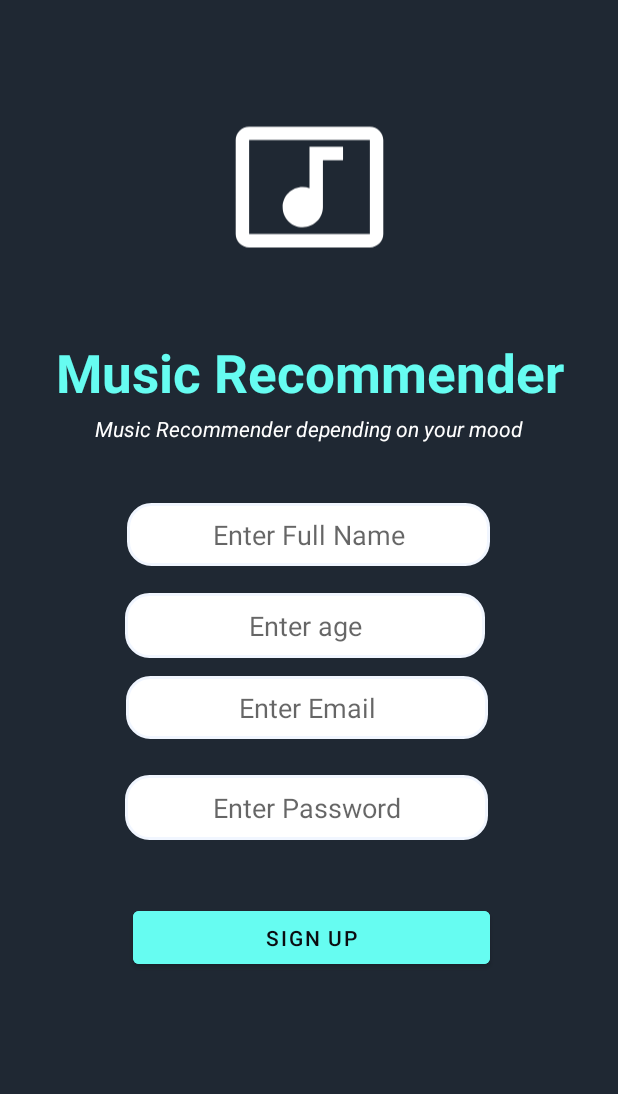
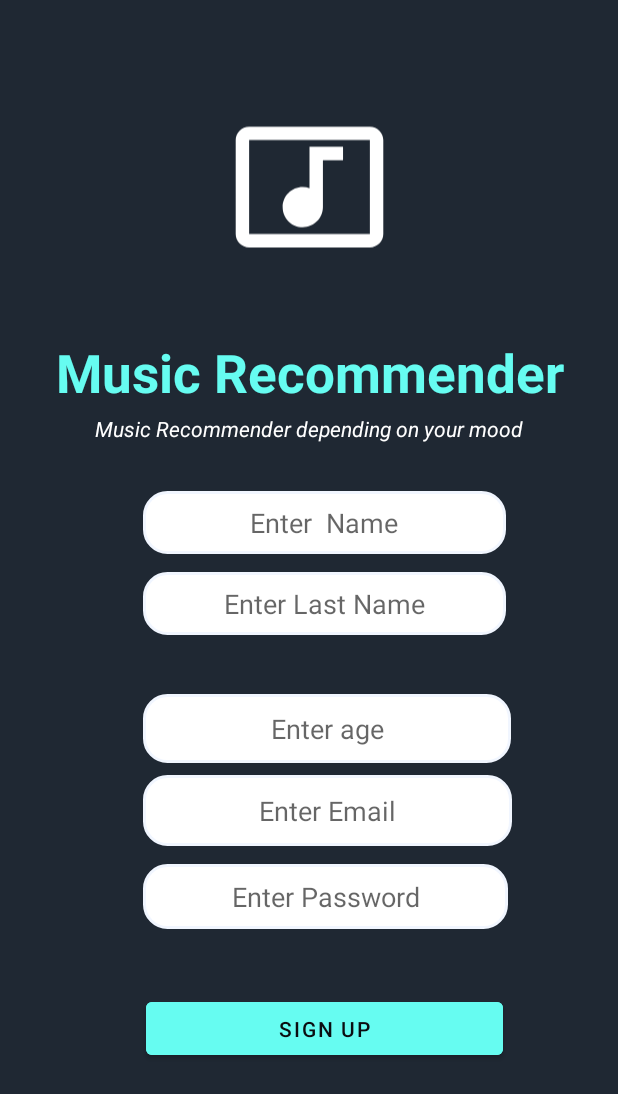
Before and after one commit to Elifzeynepedman/Music-Recommendation-App, an Android app: the RegisterUser screen opened directly, with no data from a screen before it, on a phone screen of 412 x 824 dp. Shown: the top 1094 px of the screen. Run offline under Robolectric (Android 15) with nearby library versions, the phone set to English and light mode, and no system bars; our stand-ins replace Firebase (no records; nobody signed in at launch, a user with empty details on screens opened directly).

```diff
--- a/app/build.gradle
+++ b/app/build.gradle
@@ -1,5 +1,6 @@
 plugins {
     id 'com.android.application'
+    id 'com.google.gms.google-services'
 }
 
 android {
@@ -33,6 +34,8 @@ dependencies {
     implementation 'androidx.appcompat:appcompat:1.4.1'
     implementation 'com.google.android.material:material:1.5.0'
     implementation 'androidx.constraintlayout:constraintlayout:2.1.3'
+    implementation 'com.google.firebase:firebase-auth:21.0.3'
+    implementation 'com.google.firebase:firebase-database:20.0.4'
     testImplementation 'junit:junit:4.+'
     androidTestImplementation 'androidx.test.ext:junit:1.1.3'
     androidTestImplementation 'androidx.test.espresso:espresso-core:3.4.0'
--- a/app/src/main/AndroidManifest.xml
+++ b/app/src/main/AndroidManifest.xml
@@ -9,7 +9,9 @@
         android:roundIcon="@mipmap/ic_launcher_round"
         android:supportsRtl="true"
         android:theme="@style/Theme.MusicRecommendation">
-        <activity android:name=".RegisterUser"></activity>
+        <activity android:name=".ForgotPassword"></activity>
+        <activity android:name=".ProfileActivity" />
+        <activity android:name=".RegisterUser" />
         <activity android:name=".MainActivity">
             <intent-filter>
                 <action android:name="android.intent.action.MAIN" />
--- a/app/src/main/java/bitirme/proje/musicrecommendation/RegisterUser.java
+++ b/app/src/main/java/bitirme/proje/musicrecommendation/RegisterUser.java
@@ -1,14 +1,139 @@
 package bitirme.proje.musicrecommendation;
 
+import androidx.annotation.NonNull;
 import androidx.appcompat.app.AppCompatActivity;
 
+import android.content.Intent;
 import android.os.Bundle;
+import android.util.Patterns;
+import android.view.View;
+import android.widget.EditText;
+import android.widget.ProgressBar;
+import android.widget.TextView;
+import android.widget.Toast;
 
-public class RegisterUser extends AppCompatActivity {
+import com.google.android.gms.tasks.OnCompleteListener;
+import com.google.android.gms.tasks.Task;
+import com.google.firebase.auth.AuthResult;
+import com.google.firebase.auth.FirebaseAuth;
+import com.google.firebase.database.FirebaseDatabase;
+
+public class RegisterUser extends AppCompatActivity implements View.OnClickListener {
+
+    private FirebaseAuth mAuth;
+    private TextView banner,registerUser;
+    private EditText editTextName,editTextLastName,editTextAge,editTextEmail,editTextPassword;
+    private ProgressBar progressBar;
 
     @Override
     protected void onCreate(Bundle savedInstanceState) {
         super.onCreate(savedInstanceState);
         setContentView(R.layout.activity_register_user);
+
+        mAuth = FirebaseAuth.getInstance();
+
+        banner=(TextView) findViewById(R.id.banner);
+        banner.setOnClickListener(this);
+        registerUser=(TextView) findViewById(R.id.registerUser);
+        registerUser.setOnClickListener(this);
+
+        editTextName=(EditText) findViewById(R.id.name);
+        editTextLastName=(EditText) findViewById(R.id.lastName);
+
+        editTextAge=(EditText) findViewById(R.id.age);
+        editTextEmail=(EditText) findViewById(R.id.email);
+        editTextPassword =(EditText) findViewById(R.id.password);
+
+        progressBar=(ProgressBar) findViewById(R.id.progressBar);
+    }
+
+    @Override
+    public void onClick(View v) {
+        switch (v.getId()){
+            case R.id.banner:
+                startActivity(new Intent(this, MainActivity.class));
+                break;
+            case R.id.registerUser:
+                registerUser();
+                break;
+        }
+
+    }
+//Creates a new account
+    private void registerUser() {
+
+        String email=editTextEmail.getText().toString().trim();
+        String password=editTextPassword.getText().toString().trim();
+        String name=editTextName.getText().toString().trim();
+        String lastName=editTextLastName.getText().toString().trim();
+        String age=editTextAge.getText().toString().trim();
+
+        if(name.isEmpty()){
+            editTextName.setError("Full name is required!");
+            editTextName.requestFocus();
+            return;
+        }
+        if(lastName.isEmpty()){
+            editTextLastName.setError("Full name is required!");
+            editTextLastName.requestFocus();
+            return;
+        }
+
+        if(age.isEmpty()){
+            editTextAge.setError("Age is required!");
+            editTextAge.requestFocus();
+            return;
+        }
+
+        if(email.isEmpty()){
+            editTextEmail.setError("Email is required!");
+            editTextEmail.requestFocus();
+            return;
+        }
+
+        if(!Patterns.EMAIL_ADDRESS.matcher(email).matches()){
+            editTextEmail.setError("Please provide valid Email");
+            editTextEmail.requestFocus();
+            return;
+        }
+        if(password.isEmpty()){
+            editTextPassword.setError("password is required!");
+            editTextPassword.requestFocus();
+            return;
+        }
+
+        if(password.length()<6){
+            editTextPassword.setError("Min password length should be 6 characters!");
+            editTextPassword.requestFocus();
+            return;
+        }
+
+        mAuth.createUserWithEmailAndPassword(email,password)
+                .addOnCompleteListener(new OnCompleteListener<AuthResult>() {
+                    @Override
+                    public void onComplete(@NonNull Task<AuthResult> task) {
+                        if(task.isSuccessful()){
+                            User user=new User(name,lastName,age,email);
+
+                            FirebaseDatabase.getInstance().getReference("Users")
+                                    .child(FirebaseAuth.getInstance().getCurrentUser().getUid())
+                                    .setValue(user).addOnCompleteListener(new OnCompleteListener<Void>() {
+                                @Override
+                                public void onComplete(@NonNull Task<Void> task) {
+                                    if(task.isSuccessful()){
+                                        Toast.makeText(RegisterUser.this,"Good",Toast.LENGTH_LONG).show();
+                                    }
+                                    else{
+                                        Toast.makeText(RegisterUser.this,"Bad again",Toast.LENGTH_LONG).show();
+                                    }
+
+                                }
+                            });
+                        }
+                        else {
+                            Toast.makeText(RegisterUser.this,"Fail"+task.getException().getMessage(),Toast.LENGTH_LONG).show();
+                        }
+                    }
+                });
     }
 }
--- a/app/src/main/res/layout/activity_register_user.xml
+++ b/app/src/main/res/layout/activity_register_user.xml
@@ -8,6 +8,21 @@
     android:background="#1F2833"
     >
 
+
+    <EditText
+        android:id="@+id/lastName"
+        android:layout_width="242dp"
+        android:layout_height="42dp"
+        android:layout_marginTop="12dp"
+        android:background="@drawable/rounded_corner_view"
+        android:ems="10"
+        android:gravity="center"
+        android:hint="Enter Last Name"
+        android:inputType="text"
+        app:layout_constraintEnd_toEndOf="parent"
+        app:layout_constraintHorizontal_bias="0.562"
+        app:layout_constraintStart_toStartOf="parent"
+        app:layout_constraintTop_toBottomOf="@+id/name" />
 
     <ImageView
         android:id="@+id/imageView"
@@ -20,25 +35,26 @@
         app:layout_constraintVertical_bias="0.085"
         app:srcCompat="@drawable/ic_baseline_music_video_24" />
 
+
     <EditText
-        android:id="@+id/fullName"
+        android:id="@+id/name"
         android:layout_width="242dp"
         android:layout_height="42dp"
-        android:layout_marginTop="40dp"
+        android:layout_marginTop="32dp"
         android:background="@drawable/rounded_corner_view"
         android:ems="10"
         android:gravity="center"
-        android:hint="Enter Full Name"
+        android:hint="Enter  Name"
         android:inputType="text"
         app:layout_constraintEnd_toEndOf="parent"
-        app:layout_constraintHorizontal_bias="0.497"
+        app:layout_constraintHorizontal_bias="0.562"
         app:layout_constraintStart_toStartOf="parent"
         app:layout_constraintTop_toBottomOf="@+id/bannerDescription" />
 
     <EditText
         android:id="@+id/age"
-        android:layout_width="240dp"
-        android:layout_height="43dp"
+        android:layout_width="245dp"
+        android:layout_height="46dp"
         android:background="@drawable/rounded_corner_view"
         android:ems="10"
         android:gravity="center"
@@ -46,14 +62,14 @@
         android:inputType="number"
         app:layout_constraintBottom_toBottomOf="parent"
         app:layout_constraintEnd_toEndOf="parent"
-        app:layout_constraintHorizontal_bias="0.485"
+        app:layout_constraintHorizontal_bias="0.572"
         app:layout_constraintStart_toStartOf="parent"
-        app:layout_constraintTop_toBottomOf="@+id/fullName"
-        app:layout_constraintVertical_bias="0.044" />
+        app:layout_constraintTop_toTopOf="parent"
+        app:layout_constraintVertical_bias="0.595" />
 
     <EditText
         android:id="@+id/password"
-        android:layout_width="242dp"
+        android:layout_width="243dp"
         android:layout_height="43dp"
         android:background="@drawable/rounded_corner_view"
         android:ems="10"
@@ -62,28 +78,28 @@
         android:inputType="textPassword"
         app:layout_constraintBottom_toBottomOf="parent"
         app:layout_constraintEnd_toEndOf="parent"
-        app:layout_constraintHorizontal_bias="0.491"
+        app:layout_constraintHorizontal_bias="0.565"
         app:layout_constraintStart_toStartOf="parent"
         app:layout_constraintTop_toBottomOf="@+id/email"
-        app:layout_constraintVertical_bias="0.084" />
+        app:layout_constraintVertical_bias="0.056" />
 
     <EditText
         android:id="@+id/email"
-        android:layout_width="241dp"
-        android:layout_height="42dp"
-        android:layout_marginTop="12dp"
+        android:layout_width="246dp"
+        android:layout_height="47dp"
+        android:layout_marginTop="8dp"
         android:background="@drawable/rounded_corner_view"
         android:ems="10"
         android:gravity="center"
         android:hint="Enter Email"
         android:inputType="textEmailAddress"
         app:layout_constraintEnd_toEndOf="parent"
-        app:layout_constraintHorizontal_bias="0.494"
+        app:layout_constraintHorizontal_bias="0.575"
         app:layout_constraintStart_toStartOf="parent"
         app:layout_constraintTop_toBottomOf="@+id/age" />
 
     <Button
-        android:id="@+id/button"
+        android:id="@+id/registerUser"
         android:layout_width="238dp"
         android:layout_height="47dp"
         android:backgroundTint="#66FCF1"
@@ -92,10 +108,10 @@
         android:textColor="#0B0C10"
         app:layout_constraintBottom_toBottomOf="parent"
         app:layout_constraintEnd_toEndOf="parent"
-        app:layout_constraintHorizontal_bias="0.508"
+        app:layout_constraintHorizontal_bias="0.56"
         app:layout_constraintStart_toStartOf="parent"
         app:layout_constraintTop_toBottomOf="@+id/password"
-        app:layout_constraintVertical_bias="0.192" />
+        app:layout_constraintVertical_bias="0.273" />
 
     <TextView
         android:id="@+id/bannerDescription"
--- a/build.gradle
+++ b/build.gradle
@@ -6,6 +6,7 @@ buildscript {
     }
     dependencies {
         classpath "com.android.tools.build:gradle:4.1.1"
+        classpath 'com.google.gms:google-services:4.3.0'
 
         // NOTE: Do not place your application dependencies here; they belong
         // in the individual module build.gradle files
```
Also changed, not shown: app/src/main/java/bitirme/proje/musicrecommendation/ForgotPassword.java (added, +72 -0 lines), app/src/main/java/bitirme/proje/musicrecommendation/MainActivity.java (+84 -1 lines), app/src/main/java/bitirme/proje/musicrecommendation/ProfileActivity.java (added, +14 -0 lines), app/src/main/java/bitirme/proje/musicrecommendation/User.java (added, +16 -0 lines), app/src/main/res/layout/activity_forgot_password.xml (added, +91 -0 lines), app/src/main/res/layout/activity_profile.xml (added, +20 -0 lines), 1 other file.
